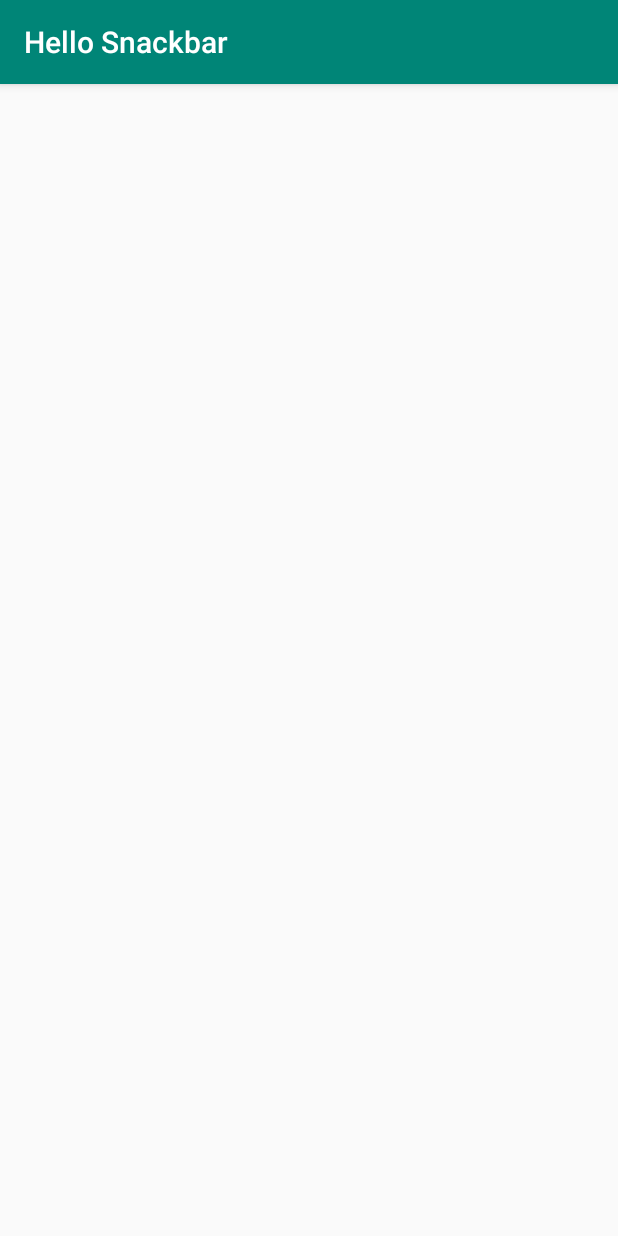
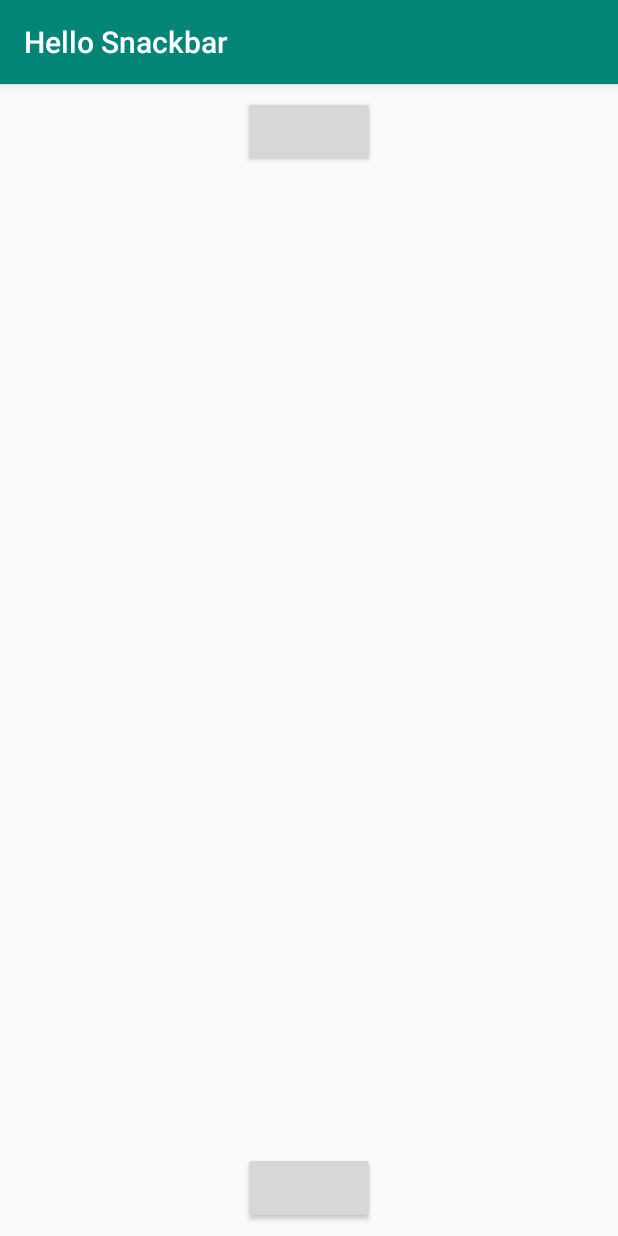
Before and after one commit to princeOprince/AndroidExperiments, an Android app: the screen it shows after launch (MainActivity), on a phone screen of 412 x 824 dp. Run offline under Robolectric (Android 15) with nearby library versions, the phone set to English and light mode, and no system bars; 1 statement that could not run was skipped.

Commit message:
Add buttons to layout

```diff
--- a/HelloSnackbar/app/src/main/res/layout/activity_main.xml
+++ b/HelloSnackbar/app/src/main/res/layout/activity_main.xml
@@ -6,5 +6,25 @@
     android:layout_height="match_parent"
     tools:context=".MainActivity">
 
+    <Button
+        android:layout_width="wrap_content"
+        android:layout_height="wrap_content"
+        android:layout_marginStart="8dp"
+        android:layout_marginTop="8dp"
+        android:layout_marginEnd="8dp"
+        app:layout_constraintEnd_toEndOf="parent"
+        app:layout_constraintStart_toStartOf="parent"
+        app:layout_constraintTop_toTopOf="parent" />
+
+    <Button
+        android:layout_width="wrap_content"
+        android:layout_height="wrap_content"
+        android:layout_marginStart="8dp"
+        android:layout_marginEnd="8dp"
+        android:layout_marginBottom="8dp"
+        app:layout_constraintBottom_toBottomOf="parent"
+        app:layout_constraintEnd_toEndOf="parent"
+        app:layout_constraintStart_toStartOf="parent" />
+
 
 </androidx.constraintlayout.widget.ConstraintLayout>
```
